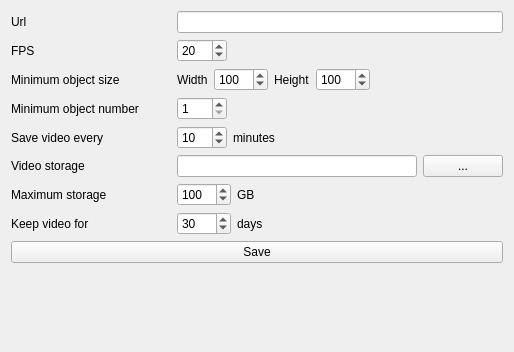
Above: SettingsPage.ui from congchenutd/WatchDog before the change. Below: the same form after it.
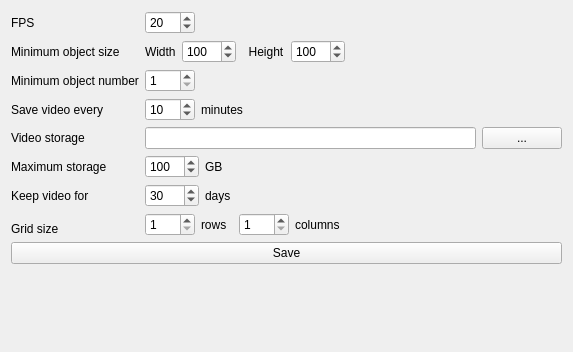
That is the form after the change.

Commit message: + A camera page can have multiple camera pagelets + Save and load cameras + Icons

The edit to the form file:
```diff
--- a/SettingsPage.ui
+++ b/SettingsPage.ui
@@ -6,7 +6,7 @@
    <rect>
     <x>0</x>
     <y>0</y>
-    <width>514</width>
+    <width>573</width>
     <height>352</height>
    </rect>
   </property>
@@ -14,10 +14,10 @@
    <string>Form</string>
   </property>
   <layout class="QGridLayout" name="gridLayout">
-   <item row="4" column="1" colspan="2">
-    <layout class="QHBoxLayout" name="horizontalLayout_7">
+   <item row="7" column="1" rowspan="2">
+    <layout class="QHBoxLayout" name="horizontalLayout_8">
      <item>
-      <widget class="QSpinBox" name="sbStorageInterval">
+      <widget class="QSpinBox" name="sbGridNRows">
        <property name="minimumSize">
         <size>
          <width>50</width>
@@ -28,22 +28,42 @@
         <number>1</number>
        </property>
        <property name="maximum">
-        <number>999</number>
+        <number>10</number>
        </property>
-       <property name="value">
+      </widget>
+     </item>
+     <item>
+      <widget class="QLabel" name="label_15">
+       <property name="text">
+        <string>rows  </string>
+       </property>
+      </widget>
+     </item>
+     <item>
+      <widget class="QSpinBox" name="sbGridNCols">
+       <property name="minimumSize">
+        <size>
+         <width>50</width>
+         <height>0</height>
+        </size>
+       </property>
+       <property name="minimum">
+        <number>1</number>
+       </property>
+       <property name="maximum">
         <number>10</number>
        </property>
       </widget>
      </item>
      <item>
-      <widget class="QLabel" name="label_12">
+      <widget class="QLabel" name="label_16">
        <property name="text">
-        <string>minutes</string>
+        <string>columns</string>
        </property>
       </widget>
      </item>
      <item>
-      <spacer name="horizontalSpacer_6">
+      <spacer name="horizontalSpacer_7">
        <property name="orientation">
         <enum>Qt::Horizontal</enum>
        </property>
@@ -57,14 +77,71 @@
      </item>
     </layout>
    </item>
+   <item row="6" column="0">
+    <widget class="QLabel" name="label_7">
+     <property name="text">
+      <string>Keep video for</string>
+     </property>
+    </widget>
+   </item>
+   <item row="4" column="0">
+    <widget class="QLabel" name="label_6">
+     <property name="text">
+      <string>Video storage</string>
+     </property>
+    </widget>
+   </item>
    <item row="2" column="0">
-    <widget class="QLabel" name="label_2">
+    <widget class="QLabel" name="label_3">
      <property name="text">
-      <string>Minimum object size</string>
+      <string>Minimum object number</string>
      </property>
     </widget>
    </item>
-   <item row="2" column="1" colspan="2">
+   <item row="6" column="1">
+    <layout class="QHBoxLayout" name="horizontalLayout_5">
+     <item>
+      <widget class="QSpinBox" name="sbMaxDays">
+       <property name="minimumSize">
+        <size>
+         <width>50</width>
+         <height>0</height>
+        </size>
+       </property>
+       <property name="minimum">
+        <number>1</number>
+       </property>
+       <property name="maximum">
+        <number>9999</number>
+       </property>
+       <property name="value">
+        <number>30</number>
+       </property>
+      </widget>
+     </item>
+     <item>
+      <widget class="QLabel" name="label_8">
+       <property name="text">
+        <string>days</string>
+       </property>
+      </widget>
+     </item>
+     <item>
+      <spacer name="horizontalSpacer_4">
+       <property name="orientation">
+        <enum>Qt::Horizontal</enum>
+       </property>
+       <property name="sizeHint" stdset="0">
+        <size>
+         <width>40</width>
+         <height>20</height>
+        </size>
+       </property>
+      </spacer>
+     </item>
+    </layout>
+   </item>
+   <item row="1" column="1">
     <layout class="QHBoxLayout" name="horizontalLayout">
      <item>
       <widget class="QLabel" name="label_4">
@@ -95,7 +172,7 @@
      <item>
       <widget class="QLabel" name="label_5">
        <property name="text">
-        <string>Height</string>
+        <string>  Height</string>
        </property>
       </widget>
      </item>
@@ -133,10 +210,10 @@
      </item>
     </layout>
    </item>
-   <item row="1" column="1" colspan="2">
-    <layout class="QHBoxLayout" name="horizontalLayout_6">
+   <item row="3" column="1">
+    <layout class="QHBoxLayout" name="horizontalLayout_7">
      <item>
-      <widget class="QSpinBox" name="sbFPS">
+      <widget class="QSpinBox" name="sbStorageInterval">
        <property name="minimumSize">
         <size>
          <width>50</width>
@@ -146,13 +223,23 @@
        <property name="minimum">
         <number>1</number>
        </property>
+       <property name="maximum">
+        <number>999</number>
+       </property>
        <property name="value">
-        <number>20</number>
+        <number>10</number>
        </property>
       </widget>
      </item>
      <item>
-      <spacer name="horizontalSpacer_5">
+      <widget class="QLabel" name="label_12">
+       <property name="text">
+        <string>minutes</string>
+       </property>
+      </widget>
+     </item>
+     <item>
+      <spacer name="horizontalSpacer_6">
        <property name="orientation">
         <enum>Qt::Horizontal</enum>
        </property>
@@ -166,21 +253,34 @@
      </item>
     </layout>
    </item>
-   <item row="5" column="0">
-    <widget class="QLabel" name="label_6">
+   <item row="8" column="0">
+    <widget class="QLabel" name="label_13">
      <property name="text">
-      <string>Video storage</string>
+      <string>Grid size</string>
      </property>
     </widget>
    </item>
-   <item row="0" column="0">
-    <widget class="QLabel" name="label">
+   <item row="10" column="1">
+    <spacer name="verticalSpacer">
+     <property name="orientation">
+      <enum>Qt::Vertical</enum>
+     </property>
+     <property name="sizeHint" stdset="0">
+      <size>
+       <width>20</width>
+       <height>40</height>
+      </size>
+     </property>
+    </spacer>
+   </item>
+   <item row="9" column="0" colspan="2">
+    <widget class="QPushButton" name="btSave">
      <property name="text">
-      <string>Url</string>
+      <string>Save</string>
      </property>
     </widget>
    </item>
-   <item row="5" column="1" colspan="2">
+   <item row="4" column="1">
     <layout class="QHBoxLayout" name="horizontalLayout_3">
      <item>
       <widget class="QLineEdit" name="leStoragePath"/>
@@ -194,31 +294,7 @@
      </item>
     </layout>
    </item>
-   <item row="6" column="0">
-    <widget class="QLabel" name="label_10">
-     <property name="text">
-      <string>Maximum storage</string>
-     </property>
-    </widget>
-   </item>
-   <item row="4" column="0">
-    <widget class="QLabel" name="label_14">
-     <property name="text">
-      <string>Save video every</string>
-     </property>
-    </widget>
-   </item>
-   <item row="7" column="0">
-    <widget class="QLabel" name="label_7">
-     <property name="text">
-      <string>Keep video for</string>
-     </property>
-    </widget>
-   </item>
-   <item row="0" column="1" colspan="2">
-    <widget class="QLineEdit" name="leUrl"/>
-   </item>
-   <item row="6" column="1" colspan="2">
+   <item row="5" column="1">
     <layout class="QHBoxLayout" name="horizontalLayout_4">
      <item>
       <widget class="QSpinBox" name="sbMaxStorage">
@@ -261,14 +337,68 @@
      </item>
     </layout>
    </item>
+   <item row="5" column="0">
+    <widget class="QLabel" name="label_10">
+     <property name="text">
+      <string>Maximum storage</string>
+     </property>
+    </widget>
+   </item>
+   <item row="0" column="1">
+    <layout class="QHBoxLayout" name="horizontalLayout_6">
+     <item>
+      <widget class="QSpinBox" name="sbFPS">
+       <property name="minimumSize">
+        <size>
+         <width>50</width>
+         <height>0</height>
+        </size>
+       </property>
+       <property name="minimum">
+        <number>1</number>
+       </property>
+       <property name="value">
+        <number>20</number>
+       </property>
+      </widget>
+     </item>
+     <item>
+      <spacer name="horizontalSpacer_5">
+       <property name="orientation">
+        <enum>Qt::Horizontal</enum>
+       </property>
+       <property name="sizeHint" stdset="0">
+        <size>
+         <width>40</width>
+         <height>20</height>
+        </size>
+       </property>
+      </spacer>
+     </item>
+    </layout>
+   </item>
+   <item row="1" column="0">
+    <widget class="QLabel" name="label_2">
+     <property name="text">
+      <string>Minimum object size</string>
+     </property>
+    </widget>
+   </item>
+   <item row="0" column="0">
+    <widget class="QLabel" name="label_11">
+     <property name="text">
+      <string>FPS</string>
+     </property>
+    </widget>
+   </item>
    <item row="3" column="0">
-    <widget class="QLabel" name="label_3">
+    <widget class="QLabel" name="label_14">
      <property name="text">
-      <string>Minimum object number</string>
+      <string>Save video every</string>
      </property>
     </widget>
    </item>
-   <item row="3" column="1" colspan="2">
+   <item row="2" column="1">
     <layout class="QHBoxLayout" name="horizontalLayout_2">
      <item>
       <widget class="QSpinBox" name="sbNumber">
@@ -298,76 +428,6 @@
      </item>
     </layout>
    </item>
-   <item row="7" column="1" colspan="2">
-    <layout class="QHBoxLayout" name="horizontalLayout_5">
-     <item>
-      <widget class="QSpinBox" name="sbMaxDays">
-       <property name="minimumSize">
-        <size>
-         <width>50</width>
-         <height>0</height>
-        </size>
-       </property>
-       <property name="minimum">
-        <number>1</number>
-       </property>
-       <property name="maximum">
-        <number>9999</number>
-       </property>
-       <property name="value">
-        <number>30</number>
-       </property>
-      </widget>
-     </item>
-     <item>
-      <widget class="QLabel" name="label_8">
-       <property name="text">
-        <string>days</string>
-       </property>
-      </widget>
-     </item>
-     <item>
-      <spacer name="horizontalSpacer_4">
-       <property name="orientation">
-        <enum>Qt::Horizontal</enum>
-       </property>
-       <property name="sizeHint" stdset="0">
-        <size>
-         <width>40</width>
-         <height>20</height>
-        </size>
-       </property>
-      </spacer>
-     </item>
-    </layout>
-   </item>
-   <item row="1" column="0">
-    <widget class="QLabel" name="label_11">
-     <property name="text">
-      <string>FPS</string>
-     </property>
-    </widget>
-   </item>
-   <item row="10" column="1">
-    <spacer name="verticalSpacer">
-     <property name="orientation">
-      <enum>Qt::Vertical</enum>
-     </property>
-     <property name="sizeHint" stdset="0">
-      <size>
-       <width>20</width>
-       <height>40</height>
-      </size>
-     </property>
-    </spacer>
-   </item>
-   <item row="8" column="0" rowspan="2" colspan="3">
-    <widget class="QPushButton" name="btSave">
-     <property name="text">
-      <string>Save</string>
-     </property>
-    </widget>
-   </item>
   </layout>
  </widget>
  <resources/>
```
The commit also changes 36 other files.
